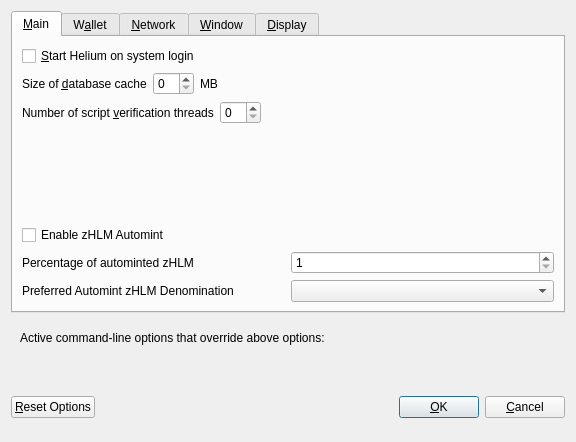
Old version of the form src/qt/forms/optionsdialog.ui in the repository heliumchain/squorum.
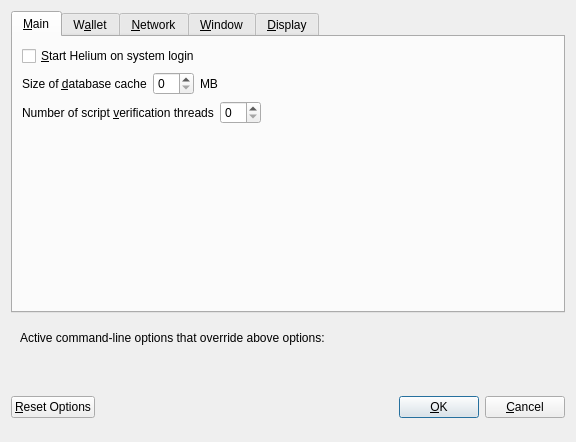
New version of the form. Custom widgets are drawn as their Qt base class.

Commit message: Removed zHLM options

Diff of the .ui file:
```diff
--- a/src/qt/forms/optionsdialog.ui
+++ b/src/qt/forms/optionsdialog.ui
@@ -130,85 +130,6 @@
          </property>
         </spacer>
        </item>
-       <item>
-        <widget class="QCheckBox" name="checkBoxZeromintEnable">
-         <property name="toolTip">
-          <string>Enable automatic minting of HLM units to zHLM</string>
-         </property>
-         <property name="layoutDirection">
-          <enum>Qt::LeftToRight</enum>
-         </property>
-         <property name="text">
-          <string>Enable zHLM Automint</string>
-         </property>
-        </widget>
-       </item>
-       <item>
-        <layout class="QHBoxLayout" name="horizontalLayout_3">
-         <item>
-          <widget class="QLabel" name="percentage_label">
-           <property name="toolTip">
-            <string>Percentage of incoming HLM which get automatically converted to zHLM via Zerocoin Protocol (min: 10%)</string>
-           </property>
-           <property name="text">
-            <string>Percentage of autominted zHLM</string>
-           </property>
-          </widget>
-         </item>
-         <item>
-          <widget class="QSpinBox" name="zeromintPercentage">
-           <property name="minimum">
-            <number>1</number>
-           </property>
-           <property name="maximum">
-            <number>100</number>
-           </property>
-          </widget>
-         </item>
-        </layout>
-       </item>
-       <item>
-        <layout class="QHBoxLayout" name="horizontalLayout" stretch="0,0">
-         <property name="sizeConstraint">
-          <enum>QLayout::SetFixedSize</enum>
-         </property>
-         <item>
-          <widget class="QLabel" name="labelPreferredDenom">
-           <property name="maximumSize">
-            <size>
-             <width>16777215</width>
-             <height>16777215</height>
-            </size>
-           </property>
-           <property name="toolTip">
-            <string>Wait with automatic conversion to Zerocoin until enough HLM for this denomination is available</string>
-           </property>
-           <property name="text">
-            <string>Preferred Automint zHLM Denomination</string>
-           </property>
-          </widget>
-         </item>
-         <item>
-          <widget class="QComboBox" name="preferredDenom">
-           <property name="maximumSize">
-            <size>
-             <width>16777215</width>
-             <height>27</height>
-            </size>
-           </property>
-           <property name="toolTip">
-            <string>Wait with automatic conversion to Zerocoin until enough HLM for this denomination is available</string>
-           </property>
-           <property name="maxVisibleItems">
-            <number>9</number>
-           </property>
-           <property name="maxCount">
-            <number>9</number>
-           </property>
-          </widget>
-         </item>
-        </layout>
-       </item>
       </layout>
      </widget>
      <widget class="QWidget" name="tabWallet">
```
The commit also changes 1 other file.
